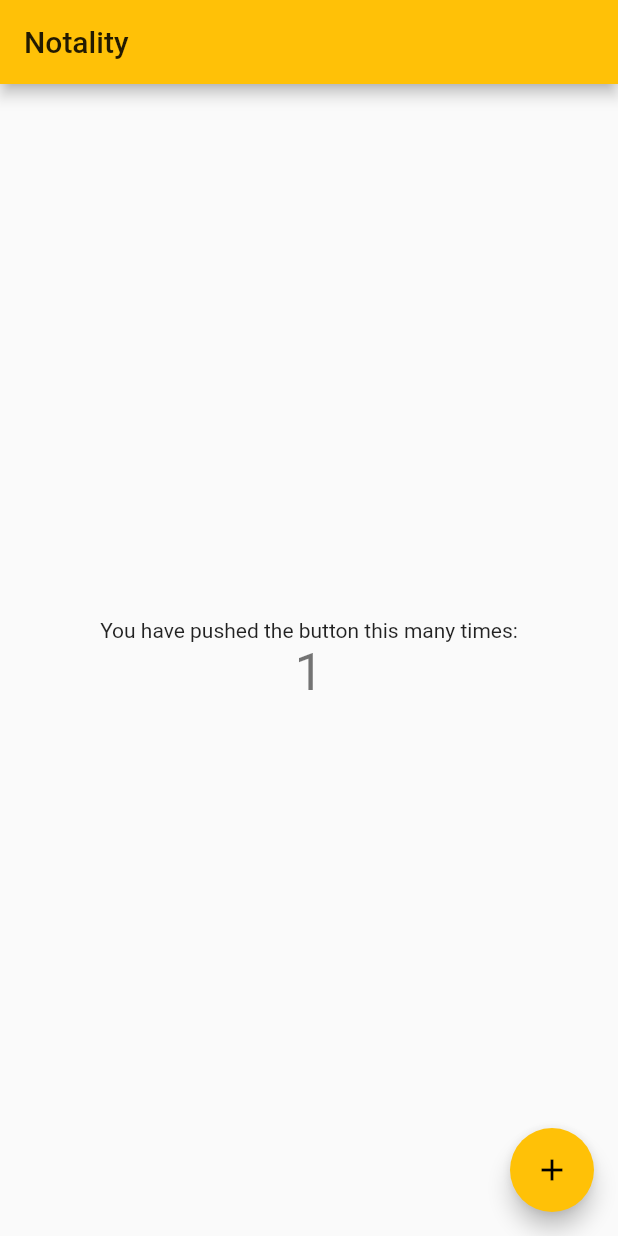
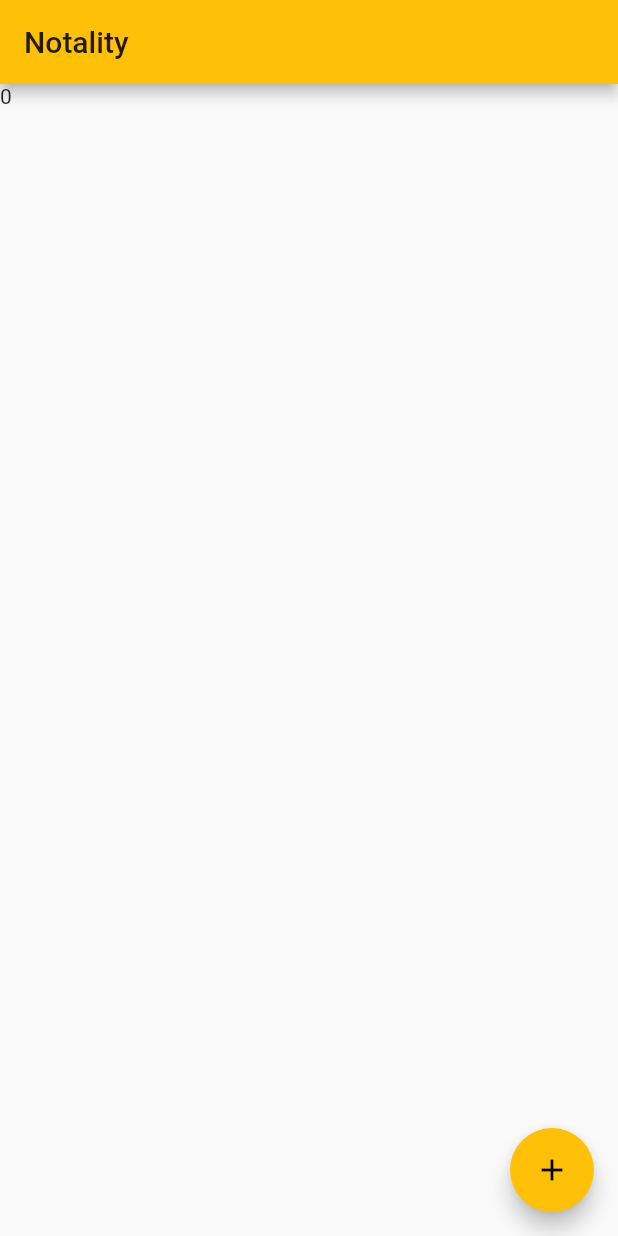
Before and after one commit to xarantolus/notality, a Flutter app: the screen it shows after launch, after a tap on the "add" icon, on a phone screen of 412 x 824 dp. Run offline on Flutter 3.47's test engine with Material 2 defaults, Android fonts, the phone set to English and light mode, and no system bars.

Commit message:
Basic text note model & data loading

```diff
--- a/lib/main.dart
+++ b/lib/main.dart
@@ -1,4 +1,7 @@
 import 'package:flutter/material.dart';
+import 'dart:async';
+import 'package:notality/models/text_note.dart';
+import 'package:notality/services/notes_service.dart';
 
 void main() {
   runApp(const NotesApp());
@@ -31,41 +34,30 @@ class NotesPage extends StatefulWidget {
 }
 
 class _NotesPageState extends State<NotesPage> {
-  int _counter = 0;
-
-  void _incrementCounter() {
-    setState(() {
-      // This call to setState tells the Flutter framework that something has
-      // changed in this State, which causes it to rerun the build method below
-      // so that the display can reflect the updated values. If we changed
-      // _counter without calling setState(), then the build method would not be
-      // called again, and so nothing would appear to happen.
-      _counter++;
-    });
-  }
-
   @override
   Widget build(BuildContext context) {
     return Scaffold(
       appBar: AppBar(
         title: const Text("Notality"),
       ),
-      body: Center(
-        child: Column(
-          mainAxisAlignment: MainAxisAlignment.center,
-          children: <Widget>[
-            const Text(
-              'You have pushed the button this many times:',
-            ),
-            Text(
-              '$_counter',
-              style: Theme.of(context).textTheme.headline4,
-            ),
-          ],
-        ),
-      ),
+      body: FutureBuilder<List<Note>>(
+          future: NotesService.readNotes(),
+          builder: (context, snapshot) {
+            if (snapshot.hasData) {
+              return Text('${snapshot.data!.length}');
+            } else {
+              // Just a loading scren
+              return const Scaffold(
+                body: Center(
+                  child: CircularProgressIndicator(
+                    color: Colors.green,
+                  ),
+                ),
+              );
+            }
+          }),
       floatingActionButton: FloatingActionButton(
-        onPressed: _incrementCounter,
+        onPressed: () => {},
         tooltip: 'Increment',
         child: const Icon(Icons.add),
       ), // This trailing comma makes auto-formatting nicer for build methods.
--- /dev/null
+++ b/lib/models/text_note.dart
@@ -0,0 +1,56 @@
+// To parse this JSON data, do
+//
+//     final notesFileContent = notesFileContentFromJson(jsonString);
+
+import 'dart:convert';
+
+NotesFileContent notesFileContentFromJson(String str) =>
+    NotesFileContent.fromJson(json.decode(str));
+
+String notesFileContentToJson(NotesFileContent data) =>
+    json.encode(data.toJson());
+
+class NotesFileContent {
+  NotesFileContent({
+    required this.notes,
+  });
+
+  List<Note> notes;
+
+  factory NotesFileContent.fromJson(Map<String, dynamic> json) =>
+      NotesFileContent(
+        notes: List<Note>.from(json["notes"].map((x) => Note.fromJson(x))),
+      );
+
+  Map<String, dynamic> toJson() => {
+        "notes": List<dynamic>.from(notes.map((x) => x.toJson())),
+      };
+}
+
+class Note {
+  Note({
+    required this.type,
+    required this.title,
+    required this.lastEditDate,
+    required this.text,
+  });
+
+  String type;
+  String title;
+  DateTime lastEditDate;
+  String text;
+
+  factory Note.fromJson(Map<String, dynamic> json) => Note(
+        type: json["type"],
+        title: json["title"],
+        lastEditDate: DateTime.parse(json["lastEditDate"]),
+        text: json["text"],
+      );
+
+  Map<String, dynamic> toJson() => {
+        "type": type,
+        "title": title,
+        "lastEditDate": lastEditDate.toIso8601String(),
+        "text": text,
+      };
+}
--- /dev/null
+++ b/lib/screens/note_list.dart
@@ -0,0 +1,20 @@
+import 'package:flutter/material.dart';
+import 'package:notality/models/text_note.dart';
+
+class NoteList extends StatefulWidget {
+  NoteList(this.notes);
+
+  List<Note> notes;
+
+  @override
+  _NoteListState createState() => _NoteListState();
+}
+
+class _NoteListState extends State<NoteList> {
+  @override
+  Widget build(BuildContext context) {
+    return Container(
+      child: null,
+    );
+  }
+}
--- /dev/null
+++ b/lib/services/notes_service.dart
@@ -0,0 +1,22 @@
+import "dart:io";
+import 'package:path_provider/path_provider.dart';
+import 'package:notality/models/text_note.dart';
+
+class NotesService {
+  static Future<String> getNotesFilePath() async {
+    Directory dir = await getApplicationDocumentsDirectory();
+
+    return "${dir.path}/notes.json";
+  }
+
+  static Future<List<Note>> readNotes() async {
+    var fp = await getNotesFilePath();
+
+    try {
+      var content = await File(fp).readAsString();
+      return notesFileContentFromJson(content).notes;
+    } catch (e) {
+      return [];
+    }
+  }
+}
--- a/pubspec.yaml
+++ b/pubspec.yaml
@@ -34,6 +34,8 @@ dependencies:
   # The following adds the Cupertino Icons font to your application.
   # Use with the CupertinoIcons class for iOS style icons.
   cupertino_icons: ^1.0.2
+
+  path_provider: ^2.0.3
 
 dev_dependencies:
   flutter_test:
```
Also changed, not shown: pubspec.lock.
